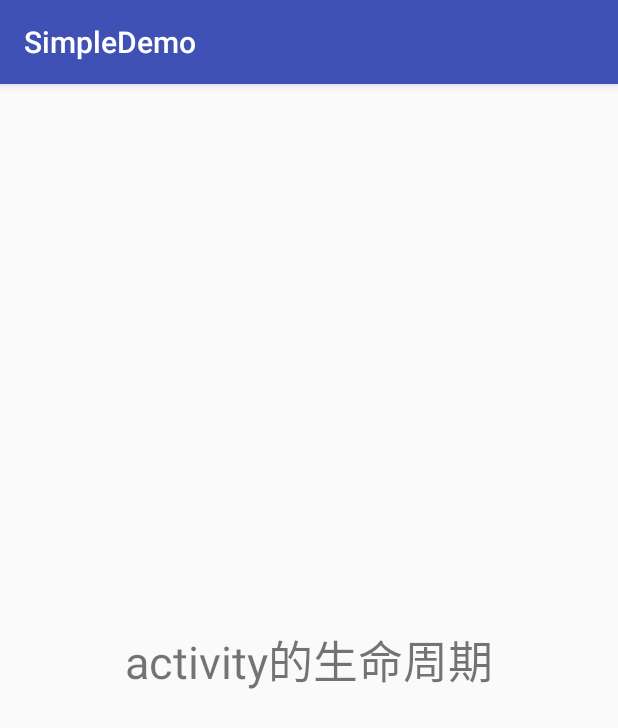
After one commit to dearHaoGeGe/SimpleSample, an Android app: the LifeCycleActivity screen opened directly, with no data from a screen before it, on a phone screen of 412 x 824 dp. The commit adds this screen. Shown: the top 728 px of the screen. Run offline under Robolectric (Android 15) with nearby library versions, the phone set to English and light mode, and no system bars.

Commit message:
提交代码

```diff
--- a/app/src/main/AndroidManifest.xml
+++ b/app/src/main/AndroidManifest.xml
@@ -52,6 +52,9 @@
         <activity android:name=".imageswitchview.Image3DSwitchViewAct"/>
         <!--学习ORMLite数据库-->
         <activity android:name=".ormlitedemo.ORMLiteActivity"/>
+        <!--Activity的生命周期-->
+        <activity android:name=".act_life_cycle.LifeCycleActivity"/>
+        <activity android:name=".act_life_cycle.LifeCycle2Activity"/>
 
         <!-- 在AndroidManifest中注册广播 -->
         <receiver android:name=".broadcast.AirPlaneModeReceiver">
--- /dev/null
+++ b/app/src/main/java/com/my/simplesampletest/act_life_cycle/LifeCycleActivity.java
@@ -0,0 +1,73 @@
+package com.my.simplesampletest.act_life_cycle;
+
+import android.content.Intent;
+import android.os.Bundle;
+import android.support.v7.app.AppCompatActivity;
+import android.util.Log;
+import android.view.View;
+import android.widget.TextView;
+
+import com.my.simplesampletest.R;
+
+/**
+ * activity的声明周期
+ * <p/>
+ * Created by YJH on 2016/6/19.
+ */
+public class LifeCycleActivity extends AppCompatActivity {
+
+    private static final String TAG = "Activity的生命周期";
+    private TextView textView;
+
+    @Override
+    protected void onCreate(Bundle savedInstanceState) {
+        super.onCreate(savedInstanceState);
+        setContentView(R.layout.activity_life_cycle);
+
+        textView = (TextView) findViewById(R.id.textView);
+        textView.setOnClickListener(new View.OnClickListener() {
+            @Override
+            public void onClick(View v) {
+                startActivity(new Intent(LifeCycleActivity.this, LifeCycle2Activity.class));
+            }
+        });
+        Log.d(TAG, "onCreate");
+    }
+
+    @Override
+    protected void onRestart() {
+        super.onRestart();
+        Log.d(TAG, "onRestart");
+    }
+
+    @Override
+    protected void onStart() {
+        super.onStart();
+        Log.d(TAG, "onStart");
+    }
+
+    @Override
+    protected void onResume() {
+        super.onResume();
+        Log.d(TAG, "onResume");
+    }
+
+    @Override
+    protected void onPause() {
+        super.onPause();
+        Log.d(TAG, "onPause");
+    }
+
+    @Override
+    protected void onStop() {
+        super.onStop();
+        Log.d(TAG, "onStop");
+    }
+
+    @Override
+    protected void onDestroy() {
+        super.onDestroy();
+        Log.d(TAG, "onDestroy");
+    }
+
+}
--- /dev/null
+++ b/app/src/main/res/layout/activity_life_cycle.xml
@@ -0,0 +1,16 @@
+<?xml version="1.0" encoding="utf-8"?>
+<RelativeLayout xmlns:android="http://schemas.android.com/apk/res/android"
+    android:layout_width="match_parent"
+    android:layout_height="match_parent"
+    android:orientation="vertical">
+
+
+    <TextView
+        android:id="@+id/textView"
+        android:layout_width="wrap_content"
+        android:layout_height="wrap_content"
+        android:layout_centerHorizontal="true"
+        android:layout_centerVertical="true"
+        android:text="activity的生命周期"
+        android:textSize="30sp" />
+</RelativeLayout>
```
Also changed, not shown: app/src/main/java/com/my/simplesampletest/act_life_cycle/LifeCycle2Activity.java (added, +20 -0 lines), app/src/main/java/com/my/simplesampletest/main/MainActivity.java (+6 -1 lines), app/src/main/java/com/my/simplesampletest/ormlitedemo/ORMLiteActivity.java (+38 -34 lines).
